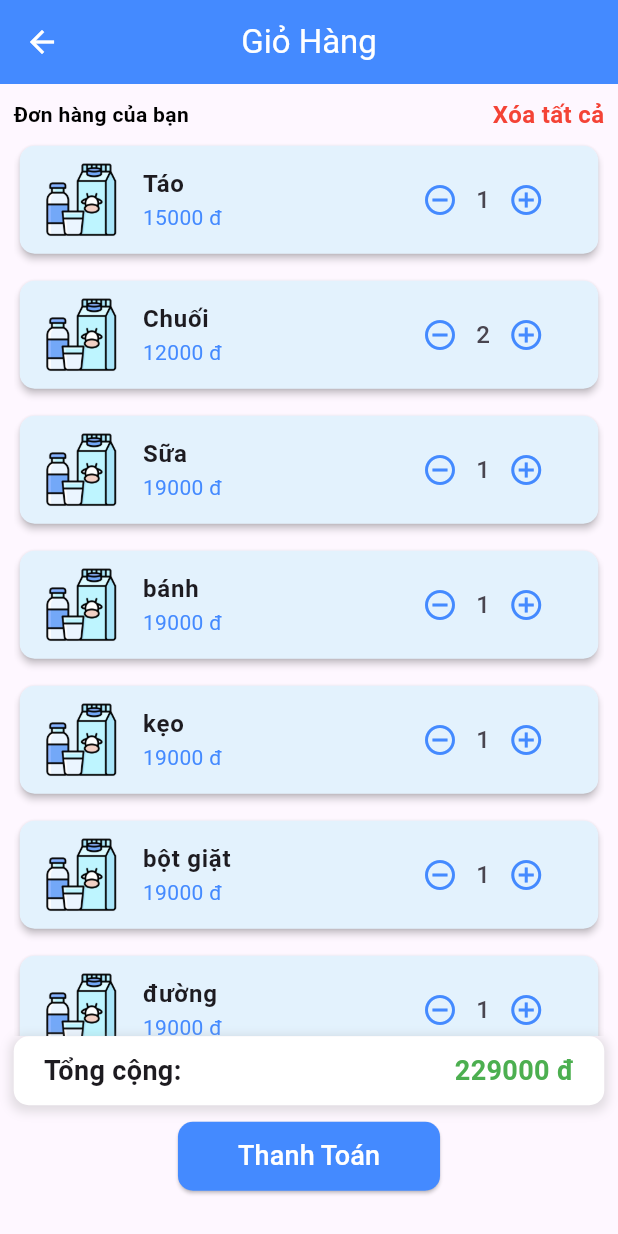
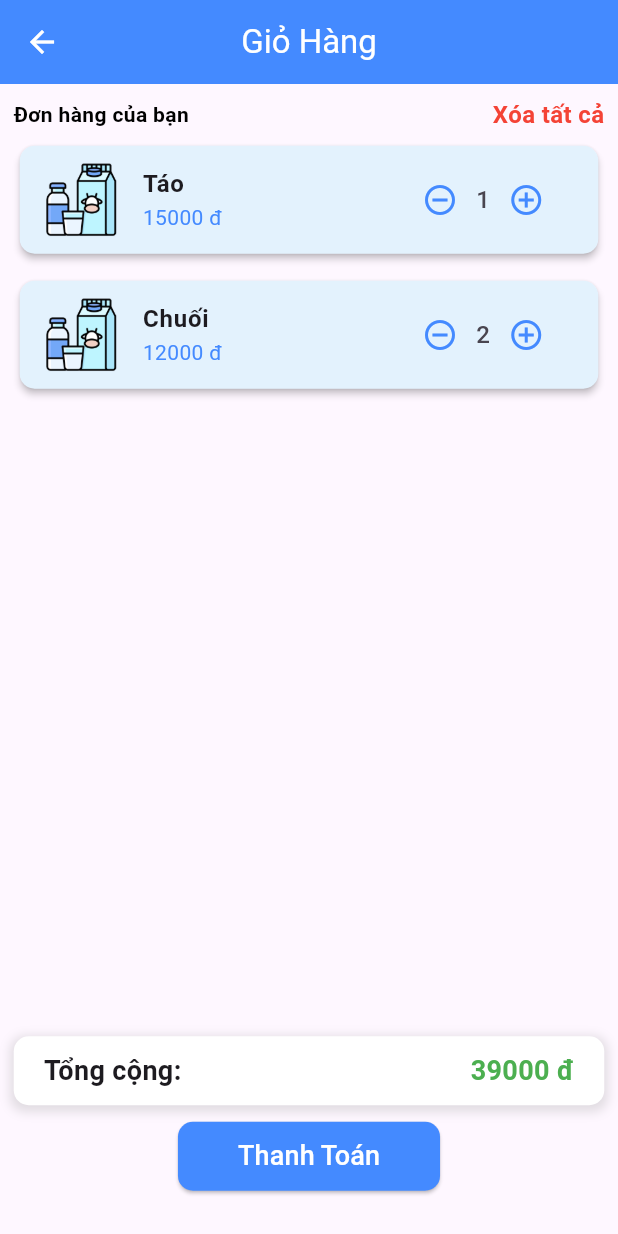
Before and after one commit to hoangkietcoder/PersonalProjectGrocery, a Flutter app: the GioHangPage screen opened directly with empty values, on a phone screen of 412 x 824 dp. Run offline on Flutter 3.47's test engine with Material 3 defaults, Android fonts, the phone set to English and light mode, and no system bars; drawn by our look-alikes of flutter_slidable; our stand-ins replace bloc, bloc_concurrency, cloud_firestore, curved_labeled_navigation_bar, equatable, firebase_auth and 10 more; accounts and stored records are empty.

Commit message:
Update View Giỏ Hàng

```diff
--- a/lib/HomePageFrame/GioHang/GioHang.dart
+++ b/lib/HomePageFrame/GioHang/GioHang.dart
@@ -34,16 +34,7 @@ class _CartViewState extends State<CartView> {
   List<Map<String, dynamic>> cartItems = [
     {'name': 'Táo', 'price': 15000, 'quantity': 1, 'image': 'assets/images/milk.png'},
     {'name': 'Chuối', 'price': 12000, 'quantity': 2, 'image': 'assets/images/milk.png'},
-    {'name': 'Sữa', 'price': 19000, 'quantity': 1, 'image': 'assets/images/milk.png'},
-    {'name': 'bánh', 'price': 19000, 'quantity': 1, 'image': 'assets/images/milk.png'},
-    {'name': 'kẹo', 'price': 19000, 'quantity': 1, 'image': 'assets/images/milk.png'},
-    {'name': 'bột giặt', 'price': 19000, 'quantity': 1, 'image': 'assets/images/milk.png'},
-    {'name': 'đường', 'price': 19000, 'quantity': 1, 'image': 'assets/images/milk.png'},
-    {'name': 'muối', 'price': 19000, 'quantity': 1, 'image': 'assets/images/milk.png'},
-    {'name': 'sữa chua', 'price': 19000, 'quantity': 1, 'image': 'assets/images/milk.png'},
-    {'name': 'Sữa', 'price': 19000, 'quantity': 1, 'image': 'assets/images/milk.png'},
-    {'name': 'Sữa', 'price': 19000, 'quantity': 1, 'image': 'assets/images/milk.png'},
-    {'name': 'Sữa', 'price': 19000, 'quantity': 1, 'image': 'assets/images/milk.png'},
+
 
 
   ];
```
